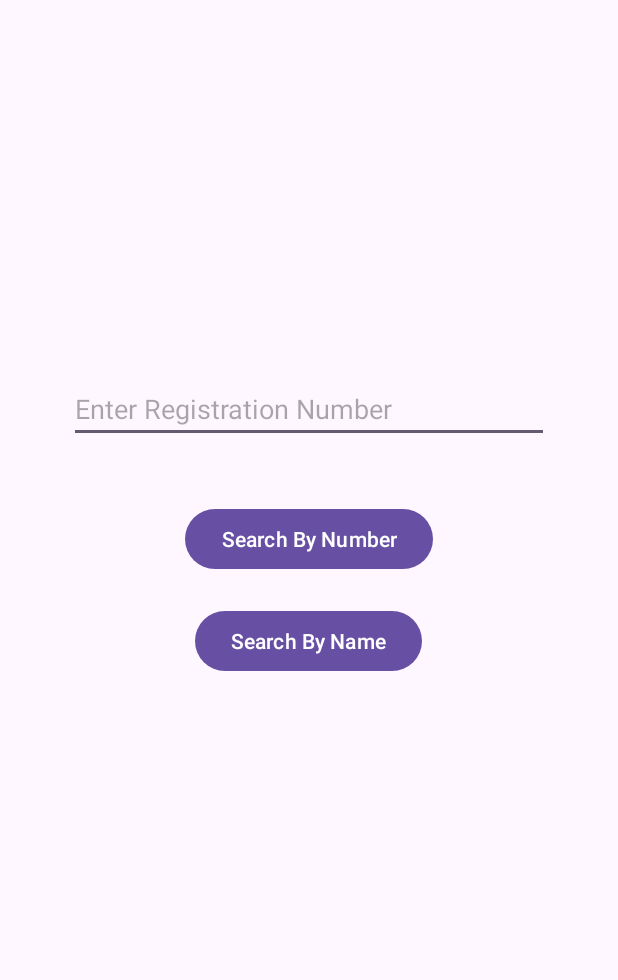
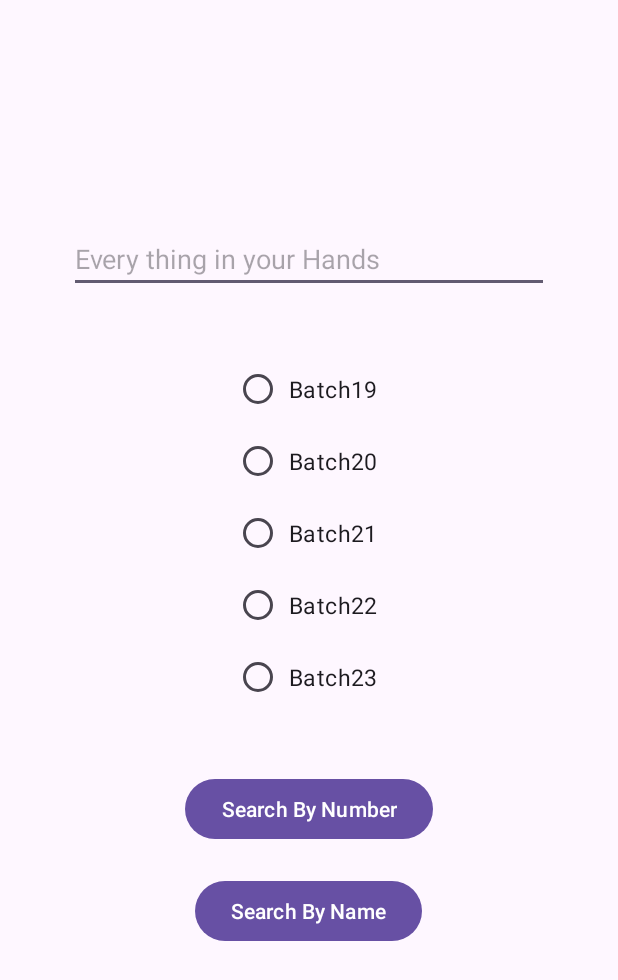
Before and after one commit to pavankalyan03/MAD_projects, an Android app: the screen it shows after launch (MainActivity), on a phone screen of 412 x 824 dp. Shown: the top 980 px of the screen. Run offline under Robolectric (Android 15) with nearby library versions, the phone set to English and light mode, and no system bars.

Commit message:
initial commit

```diff
--- a/Inmyhands/app/src/main/java/com/example/inmyhands/DetailsbynameActivity.java
+++ b/Inmyhands/app/src/main/java/com/example/inmyhands/DetailsbynameActivity.java
@@ -21,7 +21,7 @@ public class DetailsbynameActivity extends AppCompatActivity {
     private List<Student> allStudents = new ArrayList<>();
     private StudentAdapter adapter;
 
-    String name;
+    String name, batch;
 
     @Override
     protected void onCreate(Bundle savedInstanceState) {
@@ -29,8 +29,9 @@ public class DetailsbynameActivity extends AppCompatActivity {
         setContentView(R.layout.activity_detailsbyname);
         Intent i = getIntent();
         name = i.getStringExtra("reg");
+        batch = i.getStringExtra("batch");
 
-        databaseReference = FirebaseDatabase.getInstance().getReference("16xgL7eKtJ_ZtoMKOWulSAxmSaE_QvTCNpUWGPKxD9jw").child("Sheet2");
+        databaseReference = FirebaseDatabase.getInstance().getReference("16xgL7eKtJ_ZtoMKOWulSAxmSaE_QvTCNpUWGPKxD9jw").child(batch+"D");
         adapter = new StudentAdapter(new ArrayList<>());
 
         RecyclerView recyclerView = findViewById(R.id.recyclerView2);
--- a/Inmyhands/app/src/main/res/layout/activity_details.xml
+++ b/Inmyhands/app/src/main/res/layout/activity_details.xml
@@ -8,7 +8,6 @@
         tools:context=".DetailsActivity">
 
     <TextView
-            android:text="TextView"
             android:layout_width="match_parent"
             android:layout_height="wrap_content"
             android:gravity="center"
--- a/Inmyhands/app/src/main/res/layout/activity_main.xml
+++ b/Inmyhands/app/src/main/res/layout/activity_main.xml
@@ -11,16 +11,82 @@
             android:layout_width="wrap_content"
             android:layout_height="wrap_content"
             android:inputType="text"
-            android:hint="Enter Registration Number"
+            android:hint="Every thing in your Hands"
             android:ems="15"
             android:id="@+id/editTextText"
-            android:layout_marginTop="250dp"
+            android:layout_marginTop="150dp"
             android:layout_centerHorizontal="true"/>
+    <RadioGroup
+            android:id="@+id/radioGroup"
+            android:layout_width="match_parent"
+            android:layout_height="wrap_content"
+            android:layout_gravity="center"
+            android:layout_marginStart="10dp"
+            android:layout_marginTop="40dp"
+            android:layout_marginEnd="10dp"
+            android:layout_below="@id/editTextText"
+            android:gravity="center"
+            android:layout_centerInParent="true">
+
+        <!--adding a radio button -->
+
+        <!--adding a radio button -->
+        <RadioButton
+                android:id="@+id/b19"
+                android:layout_width="100dp"
+                android:layout_height="wrap_content"
+                android:layout_gravity="center"
+                android:checked="false"
+                android:text="Batch19"
+                android:textAlignment="center"
+                android:textSize="15sp"/>
+        <RadioButton
+                android:id="@+id/b20"
+                android:layout_width="100dp"
+                android:layout_height="wrap_content"
+                android:layout_gravity="center"
+                android:checked="false"
+                android:text="Batch20"
+                android:textAlignment="center"
+                android:textSize="15sp"/>
+
+        <!--adding a radio button -->
+        <RadioButton
+                android:id="@+id/b21"
+                android:layout_width="100dp"
+                android:layout_height="wrap_content"
+                android:layout_gravity="center"
+                android:checked="false"
+                android:text="Batch21"
+                android:textAlignment="center"
+                android:textSize="15sp"/>
+
+        <RadioButton
+                android:id="@+id/b22"
+                android:layout_width="100dp"
+                android:layout_height="wrap_content"
+                android:layout_gravity="center"
+                android:checked="false"
+                android:text="Batch22"
+                android:textAlignment="center"
+                android:textSize="15sp"/>
+
+        <RadioButton
+                android:id="@+id/b23"
+                android:layout_width="100dp"
+                android:layout_height="wrap_content"
+                android:layout_gravity="center"
+                android:checked="false"
+                android:text="Batch23"
+                android:textAlignment="center"
+                android:textSize="15sp"/>
+
+    </RadioGroup>
     <Button
             android:text="Search By Number"
             android:layout_width="wrap_content"
             android:layout_height="wrap_content"
-            android:layout_below="@id/editTextText"
+            android:layout_below="@id/radioGroup"
             android:layout_centerHorizontal="true"
             android:layout_marginTop="40dp"
             android:id="@+id/button"/>
@@ -33,4 +99,5 @@
             android:layout_centerHorizontal="true"
             android:layout_marginTop="20dp"
             android:id="@+id/button2"/>
+
 </RelativeLayout>
```
Also changed, not shown: Inmyhands/app/src/main/java/com/example/inmyhands/DetailsActivity.java (+6 -3 lines), Inmyhands/app/src/main/java/com/example/inmyhands/MainActivity.java (+32 -0 lines).
